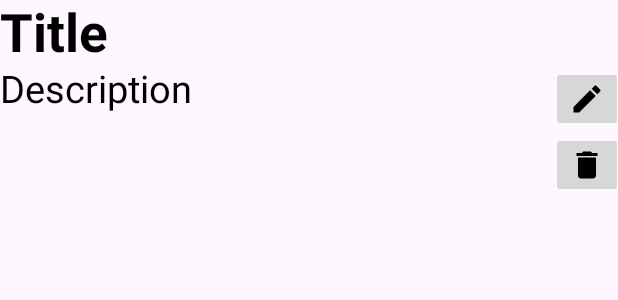
After one commit to 48Shruti/NoteAlways, an Android app: the layout notes_layout_view.xml on its own in the app's theme, with its tools: preview values and no code run, on a phone screen of 412 x 824 dp. The commit adds this screen. Shown: the top 300 px of the screen. Run offline under Robolectric (Android 15) with nearby library versions, the phone set to English and light mode, and no system bars.

Commit message:
add and retrive notes

```diff
--- /dev/null
+++ b/app/src/main/java/com/shruti/notealways/NotesInterface.kt
@@ -0,0 +1,6 @@
+package com.shruti.notealways
+
+interface NotesInterface {
+    fun notesUpdate(notesDataClass: NotesDataClass,position:Int)
+    fun notesDelete(notesDataClass: NotesDataClass,position: Int)
+}
--- /dev/null
+++ b/app/src/main/res/drawable/icon_delete.xml
@@ -0,0 +1,5 @@
+<vector android:height="24dp" android:tint="#000000"
+    android:viewportHeight="24" android:viewportWidth="24"
+    android:width="24dp" xmlns:android="http://schemas.android.com/apk/res/android">
+    <path android:fillColor="@android:color/white" android:pathData="M6,19c0,1.1 0.9,2 2,2h8c1.1,0 2,-0.9 2,-2V7H6v12zM19,4h-3.5l-1,-1h-5l-1,1H5v2h14V4z"/>
+</vector>
--- /dev/null
+++ b/app/src/main/res/drawable/icon_edit.xml
@@ -0,0 +1,5 @@
+<vector android:height="24dp" android:tint="#000000"
+    android:viewportHeight="24" android:viewportWidth="24"
+    android:width="24dp" xmlns:android="http://schemas.android.com/apk/res/android">
+    <path android:fillColor="@android:color/white" android:pathData="M3,17.25V21h3.75L17.81,9.94l-3.75,-3.75L3,17.25zM20.71,7.04c0.39,-0.39 0.39,-1.02 0,-1.41l-2.34,-2.34c-0.39,-0.39 -1.02,-0.39 -1.41,0l-1.83,1.83 3.75,3.75 1.83,-1.83z"/>
+</vector>
--- a/app/src/main/res/layout/fragment_add_notes.xml
+++ b/app/src/main/res/layout/fragment_add_notes.xml
@@ -30,6 +30,7 @@
                 android:textStyle="bold"
                 android:textSize="@dimen/size_30dp"
                 android:layout_weight="1"/>
+
             <ImageButton
                 android:layout_width="wrap_content"
                 android:layout_height="wrap_content"
@@ -38,7 +39,6 @@
                 android:id="@+id/imgbuttonbookmark"
                 android:onClick="@{()->addnotesFragment.BookmarkClick()}"
                 android:backgroundTint="@color/white"
-
                 android:padding="@dimen/size_15dp"/>
             <ImageButton
                 android:layout_width="wrap_content"
@@ -74,6 +74,6 @@
             android:layout_height="wrap_content"
             android:hint="@string/description"
             android:textSize="@dimen/size_25sp"
-            android:id="@+id/etdiscription" />
+            android:id="@+id/etdescription" />
     </LinearLayout>
 </layout>
--- a/app/src/main/res/layout/fragment_bottomsheet.xml
+++ b/app/src/main/res/layout/fragment_bottomsheet.xml
@@ -29,12 +29,13 @@ xmlns:app="http://schemas.android.com/apk/res-auto"
         android:layout_height="wrap_content"
         app:layout_constraintStart_toStartOf="@id/guide_v_20"
         android:text="@string/notes"
-        android:id="@+id/btnbottomClick"
+        android:id="@+id/btnNoteClick"
         app:layout_constraintTop_toTopOf="@id/guide_h_15"/>
     <Button
         android:layout_width="wrap_content"
         android:layout_height="wrap_content"
         android:text="@string/todo"
+        android:id="@+id/btnTodoClick"
         app:layout_constraintTop_toTopOf="@id/guide_h_15"
         app:layout_constraintStart_toStartOf="@id/guide_v_60"/>
 
--- /dev/null
+++ b/app/src/main/res/layout/notes_layout_view.xml
@@ -0,0 +1,75 @@
+<?xml version="1.0" encoding="utf-8"?>
+<androidx.constraintlayout.widget.ConstraintLayout xmlns:android="http://schemas.android.com/apk/res/android"
+    android:layout_width="match_parent"
+    android:layout_height="wrap_content"
+    xmlns:app="http://schemas.android.com/apk/res-auto">
+    <androidx.constraintlayout.widget.Guideline
+        android:id="@+id/guide90v"
+        android:layout_width="wrap_content"
+        android:layout_height="wrap_content"
+        android:orientation="vertical"
+        app:layout_constraintGuide_percent=".9" />
+    <androidx.constraintlayout.widget.Guideline
+        android:layout_width="wrap_content"
+        android:layout_height="wrap_content"
+        android:orientation="horizontal"
+        app:layout_constraintGuide_percent=".2"
+        android:id="@+id/guide_h_20" />
+    <androidx.constraintlayout.widget.Guideline
+        android:layout_width="wrap_content"
+        android:layout_height="wrap_content"
+        android:orientation="horizontal"
+        app:layout_constraintGuide_percent=".05"
+        android:id="@+id/guide_h_5" />
+    <TextView
+        android:layout_width="match_parent"
+        android:layout_height="wrap_content"
+        android:text="Title"
+        android:textColor="@color/black"
+        android:textSize="35dp"
+        app:layout_constraintStart_toStartOf="parent"
+        app:layout_constraintBottom_toBottomOf="@id/guide_h_5"
+        android:textStyle="bold"
+        app:layout_constraintTop_toTopOf="parent"
+        android:id="@+id/tvtitleview"/>
+    <ScrollView
+        android:layout_width="match_parent"
+        android:layout_height="0dp"
+        app:layout_constraintTop_toTopOf="@id/guide_h_5"
+        app:layout_constraintBottom_toBottomOf="@id/guide_h_20">
+        <TextView
+            android:id="@+id/tvdescriptionview"
+            android:layout_width="wrap_content"
+            android:layout_height="0dp"
+            android:text="Description"
+            android:textColor="@color/black"
+            android:textSize="25dp"
+            app:layout_constraintEnd_toEndOf="@id/guide90v"
+            app:layout_constraintStart_toStartOf="parent"
+            app:layout_constraintBottom_toBottomOf="@id/guide_h_20"
+            app:layout_constraintTop_toTopOf = "@id/guide_h_5" />
+    </ScrollView>
+    <ImageButton
+        android:id="@+id/btnupdate"
+        android:layout_width="wrap_content"
+        android:layout_height="wrap_content"
+        android:src="@drawable/icon_edit"
+        android:text="updade"
+        android:textColor="@color/black"
+        app:layout_constraintEnd_toEndOf="parent"
+        app:layout_constraintStart_toStartOf="@id/guide90v"
+        app:layout_constraintTop_toBottomOf="@id/tvtitleview" />
+
+    <ImageButton
+        android:layout_width="wrap_content"
+        android:layout_height="wrap_content"
+        android:textColor="@color/black"
+        android:layout_gravity="right"
+        app:layout_constraintStart_toStartOf="@id/guide90v"
+        app:layout_constraintTop_toBottomOf="@id/btnupdate"
+        app:layout_constraintEnd_toEndOf="parent"
+        android:src="@drawable/icon_delete"
+        android:text="delete"
+        android:id="@+id/btndelete"/>
+
+</androidx.constraintlayout.widget.ConstraintLayout>
```
Also changed, not shown: app/src/main/java/com/shruti/notealways/AddNotesFragment.kt (+52 -3 lines), app/src/main/java/com/shruti/notealways/MainFragment.kt (+41 -5 lines), app/src/main/java/com/shruti/notealways/NotesAdapter.kt (added, +41 -0 lines), app/src/main/java/com/shruti/notealways/NotesDataClass.kt (added, +7 -0 lines).
